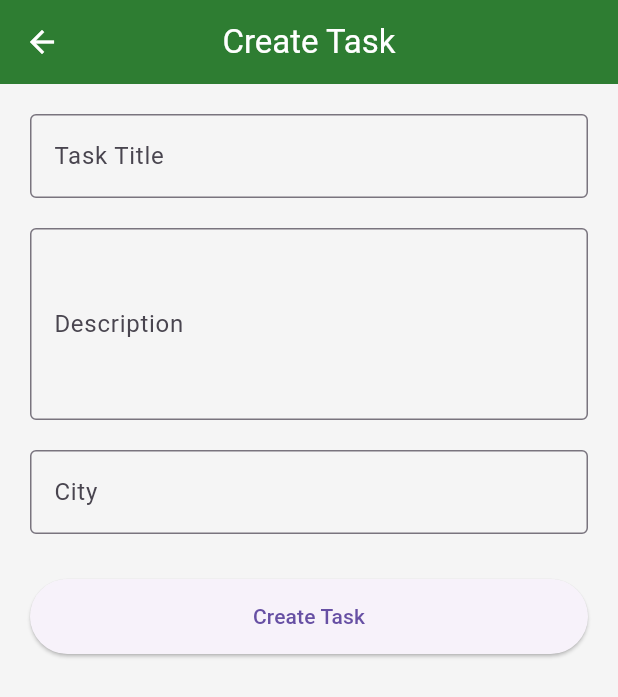
After one commit to Malikabdullah2004/233301112_AbdullahZaheer_Flutter_YardimLink, a Flutter app: the CreateTaskScreen screen opened directly, on a phone screen of 412 x 824 dp. The commit adds this screen. Shown: the top 697 px of the screen. Run offline on Flutter 3.47's test engine with Material 3 defaults, Android fonts, the phone set to English and light mode, and no system bars; our stand-ins replace cloud_firestore, firebase_auth, firebase_core; accounts and stored records are empty.

Commit message:
creating task system for organization

```diff
--- /dev/null
+++ b/lib/models/task_model.dart
@@ -0,0 +1,44 @@
+import 'package:cloud_firestore/cloud_firestore.dart';
+
+class TaskModel {
+
+  final String id;
+  final String title;
+  final String description;
+  final String city;
+  final String createdBy;
+  final Timestamp createdAt;
+
+  TaskModel({
+    required this.id,
+    required this.title,
+    required this.description,
+    required this.city,
+    required this.createdBy,
+    required this.createdAt,
+  });
+
+  factory TaskModel.fromMap(
+    String id,
+    Map<String, dynamic> data,
+  ) {
+    return TaskModel(
+      id: id,
+      title: data['title'] ?? '',
+      description: data['description'] ?? '',
+      city: data['city'] ?? '',
+      createdBy: data['createdBy'] ?? '',
+      createdAt: data['createdAt'],
+    );
+  }
+
+  Map<String, dynamic> toMap() {
+    return {
+      'title': title,
+      'description': description,
+      'city': city,
+      'createdBy': createdBy,
+      'createdAt': createdAt,
+    };
+  }
+}
--- /dev/null
+++ b/lib/screens/organization/create_task_screen.dart
@@ -0,0 +1,126 @@
+import 'package:flutter/material.dart';
+
+import '../../services/task_service.dart';
+
+class CreateTaskScreen extends StatefulWidget {
+  const CreateTaskScreen({super.key});
+
+  @override
+  State<CreateTaskScreen> createState() =>
+      _CreateTaskScreenState();
+}
+
+class _CreateTaskScreenState
+    extends State<CreateTaskScreen> {
+
+  final TextEditingController titleController =
+      TextEditingController();
+
+  final TextEditingController descriptionController =
+      TextEditingController();
+
+  final TextEditingController cityController =
+      TextEditingController();
+
+  final TaskService taskService = TaskService();
+
+  @override
+  void dispose() {
+    titleController.dispose();
+    descriptionController.dispose();
+    cityController.dispose();
+    super.dispose();
+  }
+
+  Future<void> createTask() async {
+
+    String? result = await taskService.createTask(
+      title: titleController.text.trim(),
+      description:
+          descriptionController.text.trim(),
+      city: cityController.text.trim(),
+    );
+
+    if (!mounted) return;
+
+    if (result == null) {
+
+      ScaffoldMessenger.of(context).showSnackBar(
+        const SnackBar(
+          content: Text(
+            'Task created successfully',
+          ),
+        ),
+      );
+
+      Navigator.pop(context);
+
+    } else {
+
+      ScaffoldMessenger.of(context).showSnackBar(
+        SnackBar(
+          content: Text(result),
+        ),
+      );
+    }
+  }
+
+  @override
+  Widget build(BuildContext context) {
+
+    return Scaffold(
+      appBar: AppBar(
+        title: const Text('Create Task'),
+      ),
+      body: Padding(
+        padding: const EdgeInsets.all(20),
+        child: SingleChildScrollView(
+          child: Column(
+            children: [
+
+              TextField(
+                controller: titleController,
+                decoration: const InputDecoration(
+                  labelText: 'Task Title',
+                  border: OutlineInputBorder(),
+                ),
+              ),
+
+              const SizedBox(height: 20),
+
+              TextField(
+                controller: descriptionController,
+                maxLines: 4,
+                decoration: const InputDecoration(
+                  labelText: 'Description',
+                  border: OutlineInputBorder(),
+                ),
+              ),
+
+              const SizedBox(height: 20),
+
+              TextField(
+                controller: cityController,
+                decoration: const InputDecoration(
+                  labelText: 'City',
+                  border: OutlineInputBorder(),
+                ),
+              ),
+
+              const SizedBox(height: 30),
+
+              SizedBox(
+                width: double.infinity,
+                height: 50,
+                child: ElevatedButton(
+                  onPressed: createTask,
+                  child: const Text('Create Task'),
+                ),
+              ),
+            ],
+          ),
+        ),
+      ),
+    );
+  }
+}
--- /dev/null
+++ b/lib/services/task_service.dart
@@ -0,0 +1,59 @@
+import 'package:cloud_firestore/cloud_firestore.dart';
+import 'package:firebase_auth/firebase_auth.dart';
+
+import '../models/task_model.dart';
+
+class TaskService {
+
+  final FirebaseFirestore _firestore =
+      FirebaseFirestore.instance;
+
+  // CREATE TASK
+
+  Future<String?> createTask({
+    required String title,
+    required String description,
+    required String city,
+  }) async {
+
+    try {
+
+      await _firestore.collection('tasks').add({
+
+        'title': title,
+        'description': description,
+        'city': city,
+        'createdBy':
+            FirebaseAuth.instance.currentUser!.uid,
+        'createdAt': Timestamp.now(),
+      });
+
+      return null;
+
+    } catch (e) {
+
+      return e.toString();
+    }
+  }
+
+  // GET TASKS STREAM
+
+  Stream<List<TaskModel>> getTasks() {
+
+    return _firestore
+        .collection('tasks')
+        .orderBy('createdAt', descending: true)
+        .snapshots()
+        .map((snapshot) {
+
+      return snapshot.docs.map((doc) {
+
+        return TaskModel.fromMap(
+          doc.id,
+          doc.data(),
+        );
+
+      }).toList();
+    });
+  }
+}
```
Also changed, not shown: lib/screens/organization/organization_home_screen.dart (+15 -22 lines).
